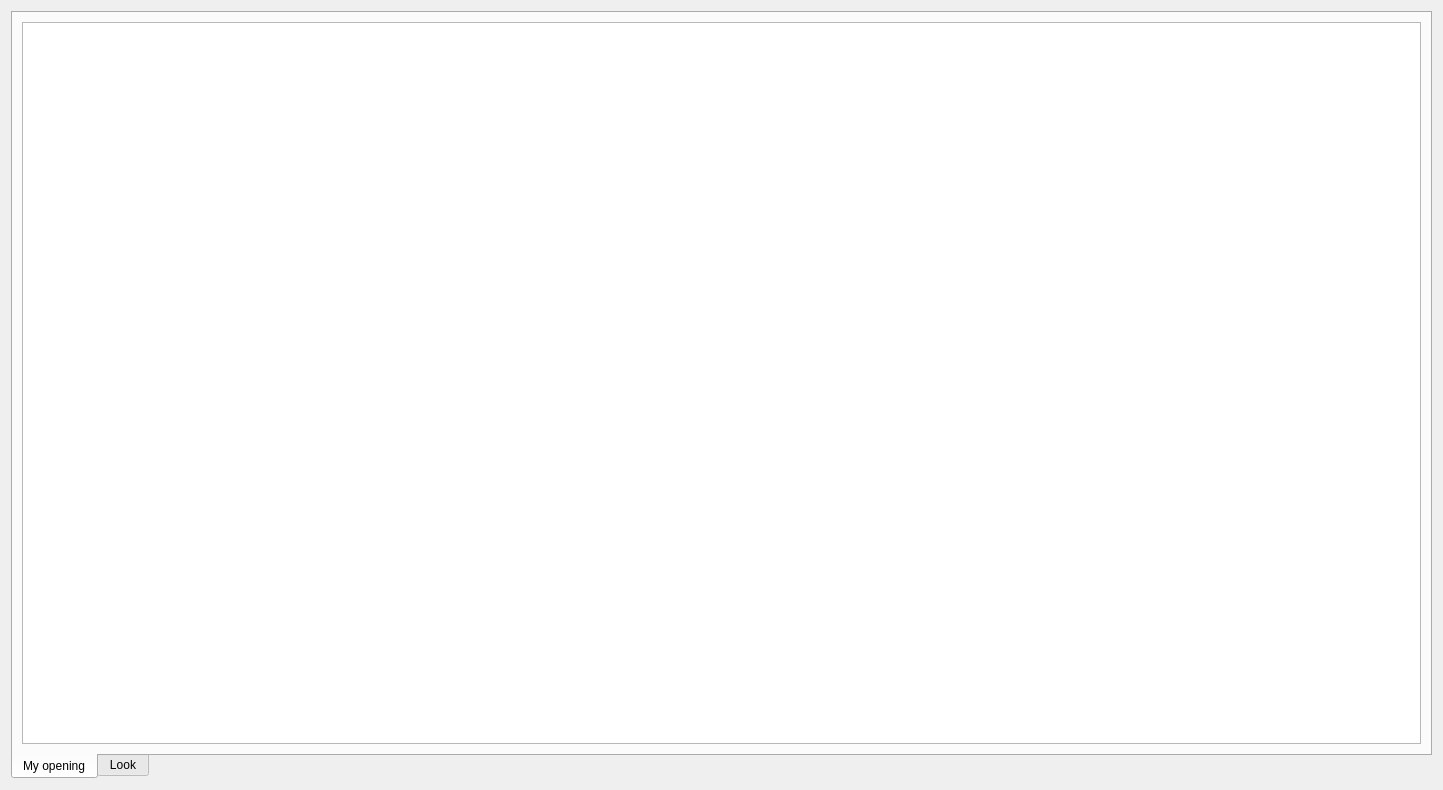
Qt form src/formuniversmypreferences.ui (gillesmaire/myChessBase) before a commit.
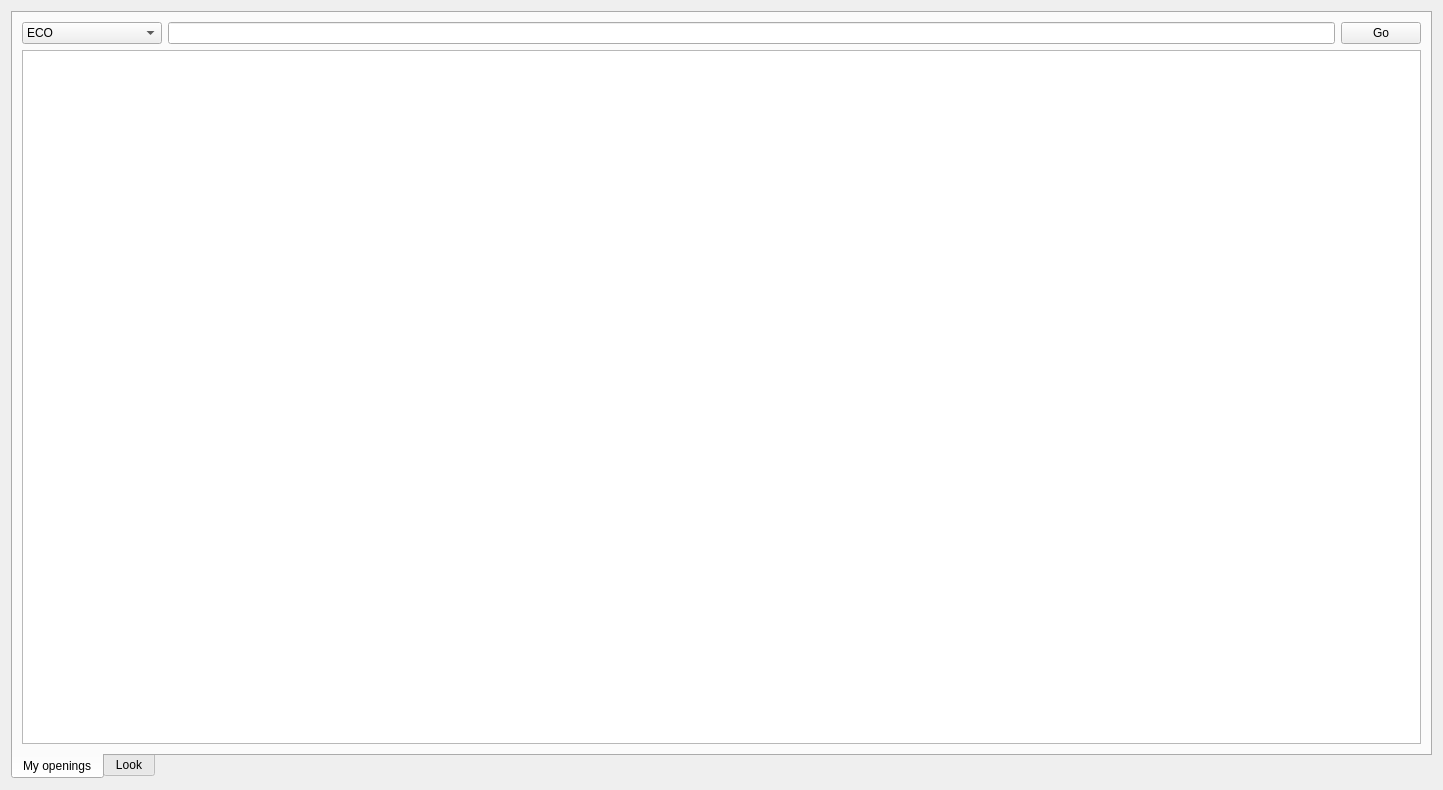
The same form after that commit. Custom widgets are drawn as their Qt base class.

Diff of the .ui file:
```diff
--- a/src/formuniversmypreferences.ui
+++ b/src/formuniversmypreferences.ui
@@ -27,11 +27,80 @@
      </property>
      <widget class="QWidget" name="tab">
       <attribute name="title">
-       <string>My opening</string>
+       <string>My openings</string>
       </attribute>
+      <layout class="QHBoxLayout" name="horizontalLayout_2">
+       <item>
       <layout class="QVBoxLayout" name="verticalLayout_2">
        <item>
-        <widget class="MyTableView" name="tableView">
+          <layout class="QHBoxLayout" name="horizontalLayout">
+           <item>
+            <widget class="QComboBox" name="comboBoxChoice">
+             <property name="sizePolicy">
+              <sizepolicy hsizetype="Maximum" vsizetype="Fixed">
+               <horstretch>0</horstretch>
+               <verstretch>0</verstretch>
+              </sizepolicy>
+             </property>
+             <property name="toolTip">
+              <string>ECO (A20) ECOPLUS (A20ab)  MOVES (e4 e5 Nf3)</string>
+             </property>
+             <item>
+              <property name="text">
+               <string>ECO</string>
+              </property>
+             </item>
+             <item>
+              <property name="text">
+               <string>ECO PLUS</string>
+              </property>
+             </item>
+             <item>
+              <property name="text">
+               <string>Variation or opening</string>
+              </property>
+             </item>
+             <item>
+              <property name="text">
+               <string>Opening Name</string>
+              </property>
+             </item>
+             <item>
+              <property name="text">
+               <string>Variation Name</string>
+              </property>
+             </item>
+             <item>
+              <property name="text">
+               <string>Moves</string>
+              </property>
+             </item>
+            </widget>
+           </item>
+           <item>
+            <widget class="QLineEdit" name="lineEditChoice">
+             <property name="sizePolicy">
+              <sizepolicy hsizetype="Expanding" vsizetype="Maximum">
+               <horstretch>0</horstretch>
+               <verstretch>0</verstretch>
+              </sizepolicy>
+             </property>
+            </widget>
+           </item>
+           <item>
+            <widget class="QPushButton" name="pushButtonGo">
+             <property name="text">
+              <string>Go</string>
+             </property>
+            </widget>
+           </item>
+          </layout>
+         </item>
+         <item>
+          <widget class="MyTableView" name="ECOview">
+           <property name="toolTip">
+            <string>ECO is for example E22</string>
+           </property>
          <property name="editTriggers">
           <set>QAbstractItemView::NoEditTriggers</set>
          </property>
@@ -51,6 +120,8 @@
           <bool>true</bool>
          </attribute>
         </widget>
+         </item>
+        </layout>
        </item>
       </layout>
      </widget>
```
Lines whose indentation alone changed are shown as unchanged.
